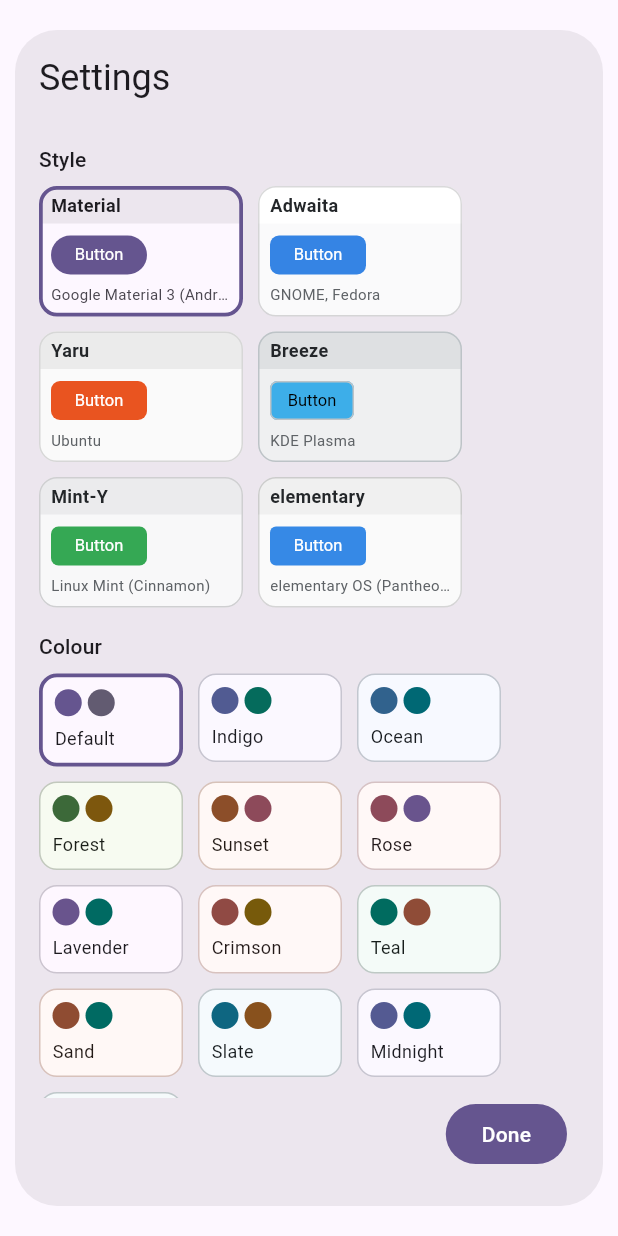
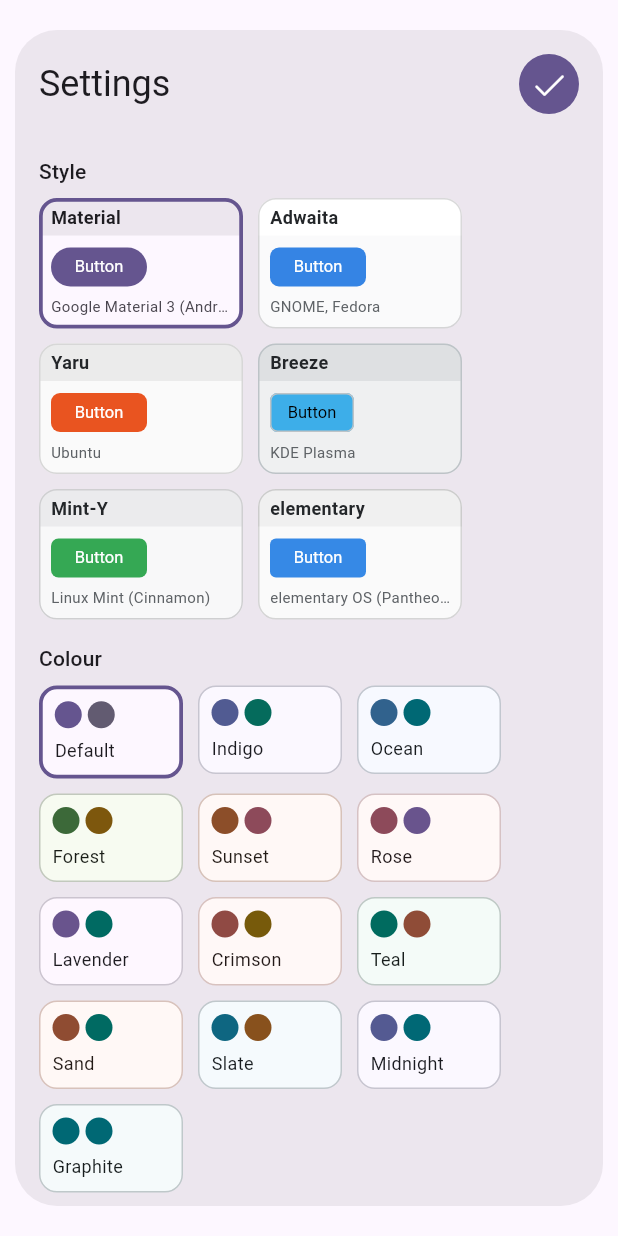
Before and after one commit to bramble-apps/chordpro-presenter, a Flutter app: the SettingsDialog widget shown alone on an empty page, opened directly with empty values, on a phone screen of 412 x 824 dp. Run offline on Flutter 3.47's test engine with Material 3 defaults, Android fonts, the phone set to English and light mode, and no system bars; our stand-ins replace audioplayers, file_picker, multicast_dns, pdf, printing, qr_flutter and 4 more; missing offline and left inert: bonsoir, dart:js_interop, dart:ui_web, desktop_multi_window, flutter_chrome_cast, fvp and 4 more; project files that could hold a hidden picture were left out.

Commit message:
Settings: Done is a round ✓ at the top right (as in the song editor), evenly padded; the list scrolls to the dialog's foot instead of stopping above a button row
Co-Authored-By: Claude Opus 5.5 <noreply@anthropic.com>

```diff
--- a/lib/widgets/settings_dialog.dart
+++ b/lib/widgets/settings_dialog.dart
@@ -35,17 +35,31 @@ class SettingsDialog extends StatelessWidget {
         // Phones: almost the full screen, so two style cards fit a row.
         final screen = MediaQuery.sizeOf(context).width;
         final compact = screen < 600;
+        final side = compact ? 16.0 : 24.0;
         return AlertDialog(
-          title: const Text('Settings'),
+          // The list runs to the dialog's foot (scrolling under its rounded
+          // edge); done with the round ✓ at the top, as in the song editor.
+          clipBehavior: Clip.antiAlias,
+          title: Row(
+            children: [
+              const Expanded(child: Text('Settings')),
+              IconButton.filled(
+                tooltip: 'Done',
+                style: IconButton.styleFrom(
+                  tapTargetSize: MaterialTapTargetSize.shrinkWrap,
+                ),
+                onPressed: () => Navigator.pop(context),
+                icon: const Icon(BrambleIcons.check),
+              ),
+            ],
+          ),
           insetPadding: compact
               ? const EdgeInsets.symmetric(horizontal: 10, vertical: 20)
               : const EdgeInsets.symmetric(horizontal: 40, vertical: 24),
-          contentPadding: compact
-              ? const EdgeInsets.fromLTRB(16, 12, 16, 0)
-              : const EdgeInsets.fromLTRB(24, 20, 24, 24),
-          titlePadding: compact
-              ? const EdgeInsets.fromLTRB(16, 16, 16, 0)
-              : null,
+          // (its top and sides the same: the ✓ as far from the corner as the
+          // title is from the edge)
+          contentPadding: EdgeInsets.fromLTRB(side, 12, side, 0),
+          titlePadding: EdgeInsets.fromLTRB(side, side, side, 0),
           content: SizedBox(
             width: compact ? screen - 20 - 32 : 460,
             child: _Sections(
@@ -322,12 +336,6 @@ class SettingsDialog extends StatelessWidget {
               ],
             ),
           ),
-          actions: [
-            FilledButton(
-              onPressed: () => Navigator.pop(context),
-              child: const Text('Done'),
-            ),
-          ],
         );
       },
     );
@@ -526,6 +534,9 @@ class _SectionsState extends State<_Sections> {
   Widget build(BuildContext context) {
     if (!isEink(context)) {
       return SingleChildScrollView(
+        // (room at the end, inside the scroll: the last setting clears
+        // the dialog's foot)
+        padding: const EdgeInsets.only(bottom: 24),
         child: Column(
           crossAxisAlignment: CrossAxisAlignment.start,
           children: widget.children,
```
Also changed, not shown: 2 other files.
